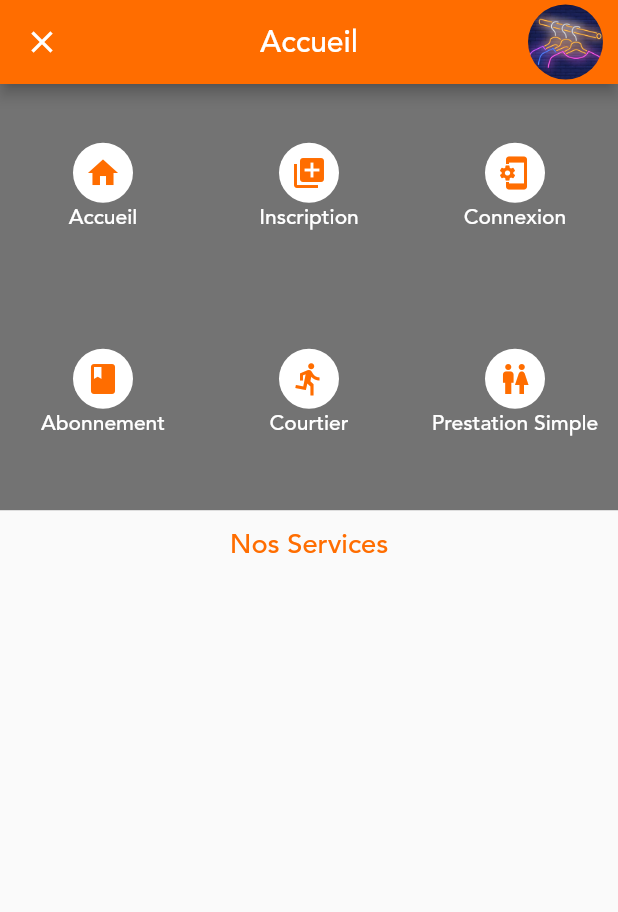
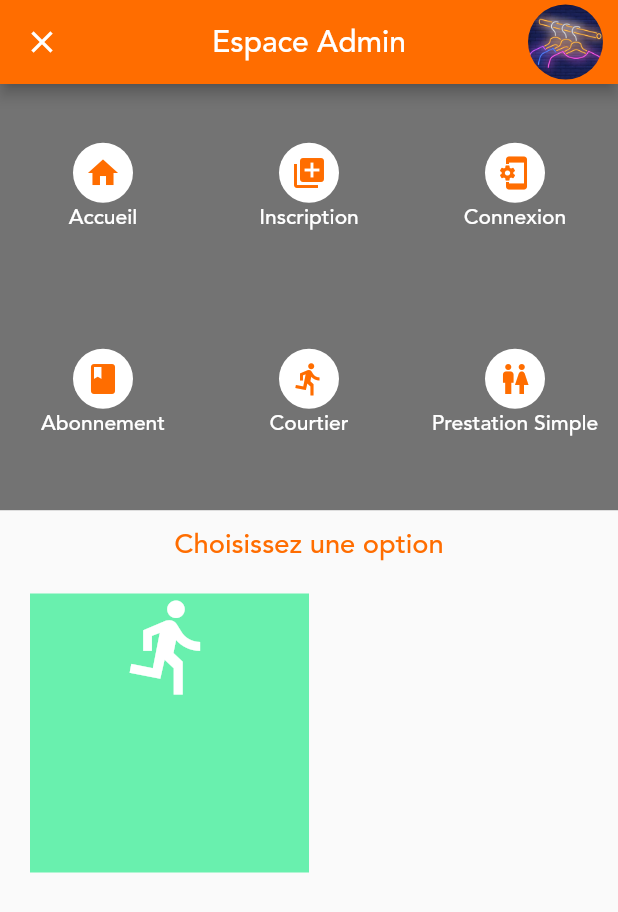
Before and after one commit to Phincode/pressing, a Flutter app: the screen it shows after launch, after a tap on the "dehaze" icon, on a phone screen of 412 x 824 dp. Shown: the top 912 px of the screen. Run offline on Flutter 3.47's test engine with Material 2 defaults, Android fonts, the phone set to English and light mode, and no system bars; drawn by our look-alikes of carousel_slider; our stand-ins replace cloud_firestore, flutter_custom_clippers, shared_preferences, toast; accounts and stored records are empty.

```diff
--- a/lib/main.dart
+++ b/lib/main.dart
@@ -1,5 +1,6 @@
 import 'package:flutter/material.dart';
 import 'package:pressing/views/Accueil.dart';
+import 'package:pressing/views/admin_home.dart';
 
 void main() => runApp(MyApp());
 
@@ -14,7 +15,7 @@ class MyApp extends StatelessWidget {
         fontFamily: "Avenir",
         primarySwatch: Colors.orange,
       ),
-      home: Accueil(),
+      home: new Admin() //Accueil(),
     );
   }
 }
--- /dev/null
+++ b/lib/views/admin_home.dart
@@ -0,0 +1,258 @@
+import 'package:carousel_slider/carousel_slider.dart';
+import 'package:flutter/material.dart';
+import 'package:flutter_custom_clippers/flutter_custom_clippers.dart';
+import 'package:pressing/functions/checking.dart';
+import 'package:pressing/functions/get_storedData.dart';
+import 'package:pressing/style/style.dart';
+import 'package:cloud_firestore/cloud_firestore.dart';
+import 'package:pressing/views/inscription.dart';
+import 'package:pressing/views/menu_prestasimple.dart';
+import 'package:pressing/functions/calling.dart';
+
+import 'espace_courtier.dart';
+import 'login.dart';
+import 'login_courtier.dart';
+import 'menu_abonnement.dart';
+
+
+class Admin extends StatefulWidget{
+  @override
+  State<StatefulWidget> createState() {
+    // TODO: implement createState
+    return new _Admin();
+  }
+
+
+}
+
+class _Admin extends State<Admin>{
+  int slideIndex=0;
+  bool isclickMenu=false;
+  var ico=Icon(Icons.dehaze);
+
+  @override
+  Widget build(BuildContext context) {
+    // TODO: implement build
+    return new Scaffold(
+        appBar: new AppBar(
+          backgroundColor: Orange,
+          title: new Text("Espace Admin",style: TextStyle(color: Colors.white),),
+          centerTitle: true,
+          actions: <Widget>[
+            new Container(
+              height: 50,
+              width: 50,
+              decoration: BoxDecoration(shape: BoxShape.circle,image: DecorationImage(image: AssetImage("assets/images/logoAccueil.PNG"),fit: BoxFit.cover)),
+            ),
+            SizedBox(width: 10,),
+          ],
+          leading: IconButton(icon:ico ,color: Colors.white,
+            onPressed: (){
+              setState(() {
+                if(!isclickMenu){
+                  ico=Icon(Icons.close);
+                  isclickMenu=true;
+                }else{
+                  ico=Icon(Icons.menu);
+                  isclickMenu=false;
+                }
+
+              });
+
+            },),
+        ),
+        body: Container(
+          width: MediaQuery.of(context).size.width,
+          height: MediaQuery.of(context).size.height,
+          child: new Stack(
+            children: <Widget>[
+              ListView(
+                children: <Widget>[
+                  StreamBuilder(
+                    stream: Firestore.instance.collection("slidesshows").snapshots(),
+                    builder: (BuildContext context,snapshot){
+                      if(snapshot.hasData){
+                        return CarouselSlider(
+                          height: MediaQuery.of(context).size.height/3,
+                          viewportFraction: 1.0,
+                          aspectRatio: 2.0,
+                          autoPlay: true,
+                          autoPlayInterval: Duration(seconds: 3),
+                          enlargeCenterPage: false,
+                          items:snapshot.data.documents.map<Widget>((DocumentSnapshot document){
+                            return new Builder(
+                              builder: (BuildContext context) {
+                                return new Stack(
+                                  children: <Widget>[
+                                    ClipPath(
+                                      clipper:OvalBottomBorderClipper() ,
+                                      child: Container(
+                                        decoration: BoxDecoration(image: DecorationImage(image: NetworkImage(document["image"]),fit: BoxFit.cover)),
+                                      ),
+                                    ),
+                                    Center(
+                                      child: Container(
+                                        width: MediaQuery.of(context).size.width,
+                                        color:Colors.black38,
+                                        child: new Text(document["texte"],style: TextStyle(color: Colors.white),textAlign: TextAlign.center,),
+                                      ),
+                                    ),
+
+                                  ],
+                                );
+                              },
+                            );
+
+                          }).toList(),
+                        );
+                      }
+
+
+                      return new Center(child: Text("loading...",textAlign: TextAlign.center,),);
+                    },
+                  ),
+
+                  SizedBox(
+                    height: 20,
+                  ),
+                  new Center(
+                    child: new Text("Choisissez une option",textAlign: TextAlign.center,style: TextStyle(color: Orange), textScaleFactor: 1.3,),
+                  ),
+
+                  Container(
+                      height: MediaQuery.of(context).size.height/2,
+                      width: MediaQuery.of(context).size.width,
+                    child: new GridView(gridDelegate: new SliverGridDelegateWithFixedCrossAxisCount(crossAxisCount: 2),padding: EdgeInsets.all(20),
+                         children: <Widget>[
+                           GestureDetector(
+                             child: new Container(
+                               width: 100,
+                               height: 100,
+                               decoration: BoxDecoration(color: Colors.greenAccent),
+                               child: new Center(
+                                 child: ListView(
+                                   children: <Widget>[
+                                     new Icon(Icons.directions_run,size: 70,color: Colors.white,)
+                                   ],
+                                 ),
+                               ),
+                             ),
+                           ),
+                         ],
+                    ),
+
+                  ),
+
+
+                ],
+              ),
+
+              isclickMenu? Container(
+                height: MediaQuery.of(context).size.height/2.9,
+                width: MediaQuery.of(context).size.width,
+                decoration: BoxDecoration(color: Colors.black54),
+                child: new GridView.builder(
+                    itemCount: 6,
+                    gridDelegate: new SliverGridDelegateWithFixedCrossAxisCount(crossAxisCount: 3),
+                    itemBuilder: (BuildContext context, int index) {
+                      return GestureDetector(
+                        onTap: (){
+                          switch(index){
+                            case 0:
+                              break;
+                            case 1:
+                              check_user().then((res){
+                                if(!res){
+                                  Navigator.of(context).push(new MaterialPageRoute(builder: (BuildContext context){
+                                    return new inscription(0);
+                                  }));
+                                }
+                              });
+                              break;
+                            case 2:
+                              check_user().then((res){
+                                if(!res){
+                                  Navigator.of(context).push(new MaterialPageRoute(builder: (BuildContext context){
+                                    return new Login(0);
+                                  }));
+                                }
+                              });
+
+                              break;
+                            case 3:
+                              check_user().then((res){
+                                if(!res){
+                                  Navigator.of(context).push(new MaterialPageRoute(builder: (BuildContext context){
+                                    return new Login(1);
+                                  }));
+                                }else{
+                                  Navigator.of(context).push(new MaterialPageRoute(builder: (BuildContext context){
+                                    return new menu_abonnement();
+                                  }));
+                                }
+                              });
+
+                              break;
+                            case 4:
+                              check_courtier().then((res){
+                                if(!res){
+                                  Navigator.of(context).push(new MaterialPageRoute(builder: (BuildContext context){
+                                    return new LoginC();
+                                  }));
+                                }else{
+                                  StoredDataC().then((v){
+                                    Navigator.push(context, new MaterialPageRoute(builder: (BuildContext context){
+                                      return new espace_courtier(v);
+                                    }));
+                                  });
+
+                                }
+                              });
+
+                              break;
+                            case 5:
+                              check_user().then((res){
+                                if(!res){
+                                  Navigator.of(context).push(new MaterialPageRoute(builder: (BuildContext context){
+                                    return new Login(2);
+                                  }));
+                                }else{
+                                  Navigator.of(context).push(new MaterialPageRoute(builder: (BuildContext context){
+                                    return new menu_presta();
+                                  }));
+
+                                }
+                              });
+
+                              break;
+                          }
+                        },
+                        child: Column(
+                          mainAxisAlignment: MainAxisAlignment.center,
+                          children: <Widget>[
+                            new Container(
+                              width: 40,
+                              height: 40,
+                              decoration: BoxDecoration(shape: BoxShape.circle,color: Colors.white),
+                              child: new Center(
+                                child: Icon(menu[index]["icon"],color: Orange,),
+                              ),
+                            ),
+                            new Text(menu[index]["titre"],style: TextStyle(color: Colors.white),)
+                          ],
+                        ),
+                      );
+                    }),
+              ):Text(""),
+
+
+
+            ],
+          ),
+
+        )
+
+    );
+  }
+
+}
```
